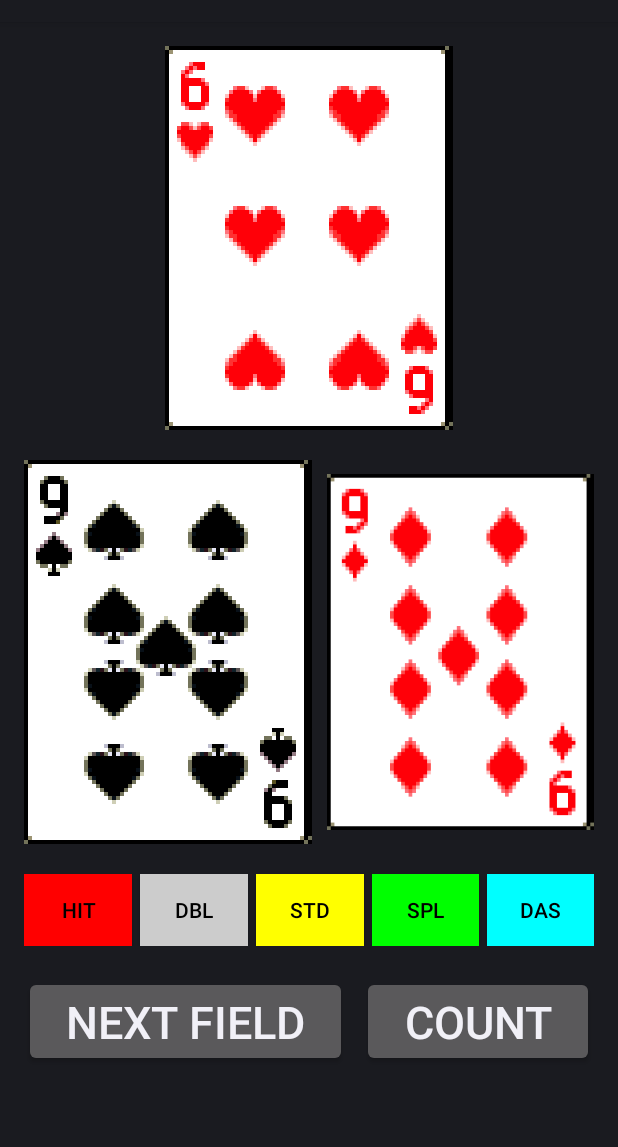
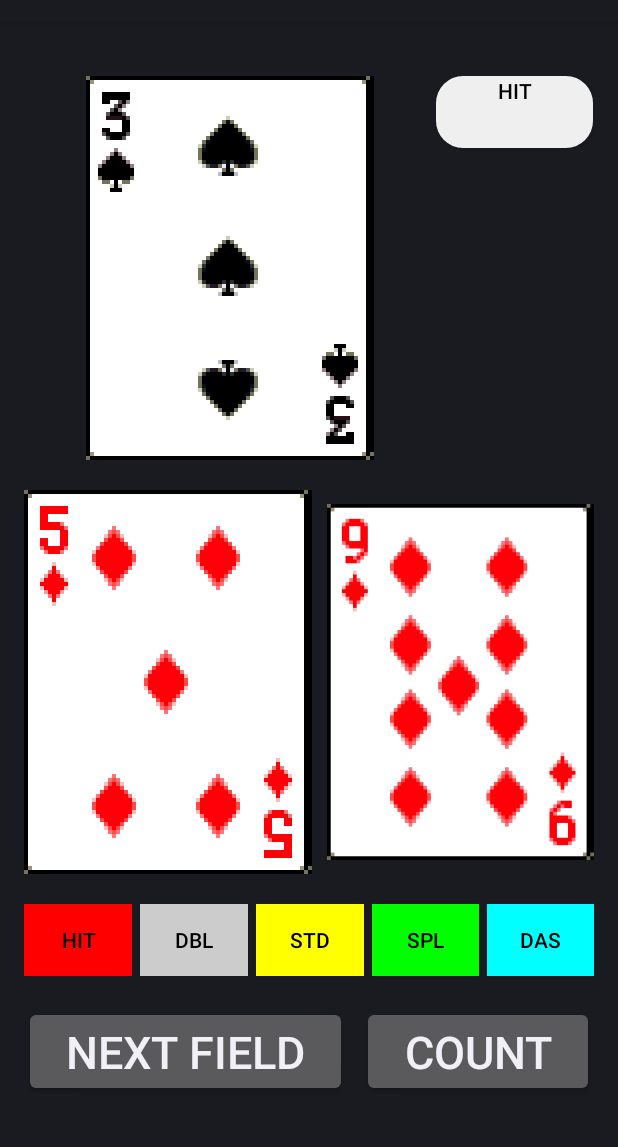
Before and after one commit to sunsshadow/Blackjack, an Android app: the screen it shows after launch (BlackJackQuizActivity), on a phone screen of 412 x 824 dp, the part 62-1209 px from its top. Run offline under Robolectric (Android 15) with nearby library versions, the phone set to English and light mode, and no system bars.

Commit message:
Minor UI fixes [1/1]

```diff
--- a/blackjackquiz/BlackJackQuiz/src/main/java/com/blackjackquiz/app/deck/Deck.java
+++ b/blackjackquiz/BlackJackQuiz/src/main/java/com/blackjackquiz/app/deck/Deck.java
@@ -21,7 +21,9 @@ public class Deck {
 
     public static interface Rank {
         public int getCountValue();
+
         public int getValue();
+
         public boolean isAce();
     }
 
@@ -129,12 +131,7 @@ public class Deck {
     }
 
     static Card getRandomCard() {
-        Card card = getRandomCardOfRank(Randomizer.next(ALL_RANKS));
-        Log.d("ElenaT", "card.rank.getValue() " + card.rank.getValue());
-        Log.d("ElenaT", "card.rank.getCountValue() " + card.rank.getCountValue());
-        Log.d("ElenaT", "card.rank.isAce() " + card.rank.isAce());
-        return card;
-       // return getRandomCardOfRank(Randomizer.next(ALL_RANKS));
+        return getRandomCardOfRank(Randomizer.next(ALL_RANKS));
     }
 
     static Card getRandomHardCard() {
--- a/blackjackquiz/BlackJackQuiz/src/main/java/com/blackjackquiz/app/ui/fragments/CountDialogFragment.java
+++ b/blackjackquiz/BlackJackQuiz/src/main/java/com/blackjackquiz/app/ui/fragments/CountDialogFragment.java
@@ -1,7 +1,11 @@
 package com.blackjackquiz.app.ui.fragments;
 
+import android.app.AlertDialog;
+import android.app.Dialog;
+import android.app.DialogFragment;
 import android.app.Fragment;
 import android.content.Context;
+import android.content.DialogInterface;
 import android.os.Bundle;
 import android.util.Log;
 import android.view.KeyEvent;
@@ -22,7 +26,7 @@ import com.blackjackquiz.app.R;
  * Created by elena on 6/28/15.
  */
 
-public class CountDialogFragment extends KeyEventFragment { // implements CountingQuizFragment.CountReceivedCallback {
+public class CountDialogFragment extends KeyEventFragment {
 
     public CountDialogFragment() {
 
@@ -53,20 +57,21 @@ public class CountDialogFragment extends KeyEventFragment { // implements Counti
         m_result.setVisibility(View.INVISIBLE);
     }
 
-//    @Override
-//    public void onCountReceived(int count) {
-//        m_count = count;
-//    }
 
     private void setupShowCountButton(Button showCountButton) {
         showCountButton.setOnClickListener(new View.OnClickListener() {
             @Override
             public void onClick(View v) {
+                String userCountStr = m_user_count.getText().toString();
+                if (userCountStr == null || userCountStr.equals("")|| userCountStr.equals("-")) {
+                    TryingToCheatDialogFragment tryingToCheatDialogFragment = new TryingToCheatDialogFragment();
+                    tryingToCheatDialogFragment.show(getFragmentManager(), getResources().getString(R.string.tag_countDialogFragment));
+                } else {
                     m_count = CountingQuizFragment.s_count;
                     int userCount = Integer.valueOf(m_user_count.getText().toString());
                     m_actualCount.setText("Actual count is: " + String.valueOf(m_count));
                     if (userCount == m_count) {
-                    m_result.setText("You are damn good");
+                        m_result.setText("Winner winner chicken dinner");
                     } else {
                         if (userCount < m_count + ALMOST_GOT_IT_CONST && userCount > m_count - ALMOST_GOT_IT_CONST) {
                             m_result.setText("You almost got it, bro");
@@ -77,6 +82,7 @@ public class CountDialogFragment extends KeyEventFragment { // implements Counti
 
                     m_actualCount.setVisibility(View.VISIBLE);
                     m_result.setVisibility(View.VISIBLE);
+                }
             }
         });
     }
@@ -95,8 +101,7 @@ public class CountDialogFragment extends KeyEventFragment { // implements Counti
         editText.setOnEditorActionListener(new TextView.OnEditorActionListener() {
             @Override
             public boolean onEditorAction(TextView v, int actionId, KeyEvent event) {
-                if(actionId== EditorInfo.IME_ACTION_DONE){
-                    //Clear focus here from edittext
+                if (actionId == EditorInfo.IME_ACTION_DONE) {
                     editText.setCursorVisible(false);
                 }
                 return false;
@@ -110,40 +115,19 @@ public class CountDialogFragment extends KeyEventFragment { // implements Counti
                 return false;
             }
         });
-//        editText.setOnFocusChangeListener(new View.OnFocusChangeListener() {
-//
-//            @Override
-//            public void onFocusChange(View v, boolean hasFocus) {
-//    /* When focus is lost check that the text field
-//    * has valid values.
-//    */
-//                if (!hasFocus) {
-//                    //editText.setFocusable(false);
-//                    Log.d("ElenaT", "focus check ");
-//                }
-//            }
-//        });
-//
-//        editText.setOnKeyListener(new View.OnKeyListener() {
-//            @Override
-//            public boolean onKey(View view, int keyCode, KeyEvent event) {
-//                if (keyCode == KeyEvent.KEYCODE_ENTER) {
-//                    Log.d("ElenaT", "press ");
-//                    //InputMethodManager imm = (InputMethodManager) getSystemService(Context.INPUT_METHOD_SERVICE);
-//                    //imm.hideSoftInputFromWindow(URLText.getWindowToken(), 0);
-//                    //editText.setFocusable(false);
-//                    //editText.setFocusableInTouchMode(true);
-//                    //editText.clearFocus();
-////                    editText.setFocusableInTouchMode(false);
-////                    editText.setFocusable(false);
-////                    editText.setFocusableInTouchMode(true);
-////                    editText.setFocusable(true);
-//
-//
-//                }
-//                return false;
-//            }
-//        });
+    }
+
+    public static class TryingToCheatDialogFragment extends DialogFragment {
+        @Override
+        public Dialog onCreateDialog(Bundle savedInstanceState) {
+            AlertDialog.Builder builder = new AlertDialog.Builder(getActivity());
+            builder.setMessage("You have to tell us what you think the count is first. Come on, it's not like we are recording your scores ;)")
+                    .setPositiveButton("OK", new DialogInterface.OnClickListener() {
+                        public void onClick(DialogInterface dialog, int id) {
+                        }
+                    });
+            return builder.create();
+        }
     }
 
     private void openCountFragment() {
--- a/blackjackquiz/BlackJackQuiz/src/main/java/com/blackjackquiz/app/ui/fragments/CountingQuizFragment.java
+++ b/blackjackquiz/BlackJackQuiz/src/main/java/com/blackjackquiz/app/ui/fragments/CountingQuizFragment.java
@@ -33,7 +33,7 @@ public class CountingQuizFragment extends KeyEventFragment {
     @Override
     public View onCreateView(LayoutInflater inflater, ViewGroup container, Bundle savedInstanceState) {
         View rootView = inflater.inflate(R.layout.fragment_counting_quiz, container, false);
-
+        Log.d("ElenaT", "onCreateView ");
         findCardImages(rootView);
         findActionButtons(rootView);
         addButtonsToActionMap();
@@ -44,14 +44,16 @@ public class CountingQuizFragment extends KeyEventFragment {
         setupNextFieldButton(nextFieldButton);
         setupGetCountButton(getCountButton);
         s_count = 0;
+        newField();
 
         return rootView;
     }
 
     @Override
     public void onStart() {
+        Log.d("ElenaT", "onStart ");
         super.onStart();
-        newField();
+
     }
 
     protected void newField() {
@@ -104,16 +106,12 @@ public class CountingQuizFragment extends KeyEventFragment {
         getCountButton.setOnClickListener(new View.OnClickListener() {
             @Override
             public void onClick(View v) {
-                //AlertDialog.Builder builder = new AlertDialog.Builder(getActivity());
-                //CountingDialogFragment countingDialogFragment = new CountingDialogFragment();
-                // countingDialogFragment.onCreateDialog(mSavedInstanceState);
                 openCountFragment();
             }
         });
     }
 
     private void openCountFragment() {
-        //m_callback.onCountReceived(m_count);
         Fragment countDialogFragment = getFragmentManager().findFragmentByTag(getResources().getString(R.string.tag_countDialogFragment));
         Fragment countingQuizFragment = getFragmentManager().findFragmentByTag(getResources().getString(R.string.tag_countingQuizFragment));
         Fragment solutionTableFragment = getFragmentManager().findFragmentByTag(getResources().getString(R.string.tag_solutionTableFragment));
@@ -174,42 +172,6 @@ public class CountingQuizFragment extends KeyEventFragment {
         protected final int defaultColor;
     }
 
-//    public interface CountReceivedCallback {
-//        void onCountReceived(int count);
-//    }
-
-//    public static class CountingDialogFragment extends DialogFragment {
-//        Activity mActivity;
-//
-////        public CountingDialogFragment(Activity activity) {
-////            mActivity = activity;
-////        }
-//
-//       @Override
-//        public Dialog onCreateDialog(Bundle savedInstanceState) {
-//            AlertDialog.Builder builder = new AlertDialog.Builder(getActivity());
-//            // Get the layout inflater
-//            LayoutInflater inflater = mActivity.getLayoutInflater();
-//
-//            // Inflate and set the layout for the dialog
-//            // Pass null as the parent view because its going in the dialog layout
-//            builder.setView(inflater.inflate(R.layout.fragment_count_dialog, null))
-//                    // Add action buttons
-//                    .setPositiveButton(R.string.show_count, new DialogInterface.OnClickListener() {
-//                        @Override
-//                        public void onClick(DialogInterface dialog, int id) {
-//                            // sign in the user ...
-//                        }
-//                    })
-//                    .setNegativeButton(R.string.cancel, new DialogInterface.OnClickListener() {
-//                        public void onClick(DialogInterface dialog, int id) {
-//                           // LoginDialogFragment.this.getDialog().cancel();
-//                        }
-//                    });
-//            return builder.create();
-//        }
-//    }
-
     private ImageView m_dealerCardImage;
     private ImageView m_playerCardOneImage;
     private ImageView m_playerCardTwoImage;
@@ -225,6 +187,5 @@ public class CountingQuizFragment extends KeyEventFragment {
 
 
     private final View.OnClickListener m_actionButtonClickListener;
-    //private CountReceivedCallback m_callback;
     protected final Map<SolutionManual.BlackJackAction, ActionButton> m_actionToButtons;
 }
--- /dev/null
+++ b/blackjackquiz/BlackJackQuiz/src/main/res/drawable/rounded_button.xml
@@ -0,0 +1,9 @@
+<?xml version="1.0" encoding="utf-8"?>
+<shape xmlns:android="http://schemas.android.com/apk/res/android"
+    android:shape="rectangle">
+    <solid android:color="#eeffffff" />
+    <corners android:bottomRightRadius="18dip"
+        android:bottomLeftRadius="18dip"
+        android:topRightRadius="18dip"
+        android:topLeftRadius="18dip"/>
+</shape>
--- a/blackjackquiz/BlackJackQuiz/src/main/res/layout/fragment_counting_quiz.xml
+++ b/blackjackquiz/BlackJackQuiz/src/main/res/layout/fragment_counting_quiz.xml
@@ -2,124 +2,166 @@
     xmlns:tools="http://schemas.android.com/tools"
     android:layout_width="match_parent"
     android:layout_height="match_parent"
+    android:orientation="vertical"
+    android:paddingBottom="@dimen/activity_vertical_margin"
     android:paddingLeft="@dimen/activity_horizontal_margin"
     android:paddingRight="@dimen/activity_horizontal_margin"
     android:paddingTop="@dimen/activity_vertical_margin"
-    android:paddingBottom="@dimen/activity_vertical_margin"
-    tools:context=".BlackJackQuizActivity$PlaceholderFragment"
-    android:orientation="vertical">
+    tools:context=".BlackJackQuizActivity$PlaceholderFragment">
 
-    <ImageView
-        android:layout_width="wrap_content"
-        android:layout_height="wrap_content"
-        android:layout_gravity="center_horizontal"
-        android:id="@+id/dealer_card_img"/>
 
-    <Space android:layout_width="match_parent" android:layout_height="20dp"/>
+    <Space
+        android:layout_width="match_parent"
+        android:layout_height="20dp" />
 
     <LinearLayout
-        android:orientation="horizontal"
         android:layout_width="match_parent"
+        android:layout_height="wrap_content"
         android:gravity="center_horizontal"
-        android:layout_height="wrap_content">
+        android:orientation="horizontal">
 
         <ImageView
+            android:id="@+id/dealer_card_img"
             android:layout_width="wrap_content"
             android:layout_height="wrap_content"
-            android:id="@+id/player_card_one_img"/>
+            android:layout_weight="1"
+            android:layout_gravity="center_horizontal" />
 
-        <Space android:layout_width="10dp" android:layout_height="wrap_content"/>
-
-        <ImageView
+        <Button
+            android:id="@+id/restart_button"
             android:layout_width="wrap_content"
             android:layout_height="wrap_content"
-            android:id="@+id/player_card_two_img"/>
+            android:gravity="center_horizontal"
+            android:layout_weight="0.2"
+            android:background="@drawable/rounded_button"
+            android:text="Hit"
+            android:textColor="@color/black" />
 
     </LinearLayout>
 
-    <Space android:layout_width="match_parent" android:layout_height="20dp"/>
+    <Space
+        android:layout_width="match_parent"
+        android:layout_height="20dp" />
 
     <LinearLayout
-        android:orientation="horizontal"
         android:layout_width="match_parent"
         android:layout_height="wrap_content"
-        android:layout_gravity="center_horizontal">
+        android:gravity="center_horizontal"
+        android:orientation="horizontal">
+
+        <ImageView
+            android:id="@+id/player_card_one_img"
+            android:layout_width="wrap_content"
+            android:layout_height="wrap_content" />
+
+        <Space
+            android:layout_width="10dp"
+            android:layout_height="wrap_content" />
+
+        <ImageView
+            android:id="@+id/player_card_two_img"
+            android:layout_width="wrap_content"
+            android:layout_height="wrap_content" />
+
+    </LinearLayout>
+
+    <Space
+        android:layout_width="match_parent"
+        android:layout_height="20dp" />
+
+    <LinearLayout
+        android:layout_width="match_parent"
+        android:layout_height="wrap_content"
+        android:layout_gravity="center_horizontal"
+        android:orientation="horizontal">
 
         <Button
+            android:id="@+id/hit_button"
             android:layout_width="wrap_content"
             android:layout_height="wrap_content"
             android:layout_weight="1"
-            android:textColor="@color/black"
             android:text="Hit"
-            android:id="@+id/hit_button"/>
+            android:textColor="@color/black" />
 
-        <Space android:layout_width="5dp" android:layout_height="wrap_content"/>
+        <Space
+            android:layout_width="5dp"
+            android:layout_height="wrap_content" />
 
         <Button
+            android:id="@+id/dbl_button"
             android:layout_width="wrap_content"
             android:layout_height="wrap_content"
             android:layout_weight="1"
-            android:textColor="@color/black"
             android:text="Dbl"
-            android:id="@+id/dbl_button"/>
+            android:textColor="@color/black" />
 
-        <Space android:layout_width="5dp" android:layout_height="wrap_content"/>
+        <Space
+            android:layout_width="5dp"
+            android:layout_height="wrap_content" />
 
         <Button
+            android:id="@+id/std_button"
             android:layout_width="wrap_content"
             android:layout_height="wrap_content"
             android:layout_weight="1"
-            android:textColor="@color/black"
             android:text="Std"
-            android:id="@+id/std_button"/>
+            android:textColor="@color/black" />
 
-        <Space android:layout_width="5dp" android:layout_height="wrap_content"/>
+        <Space
+            android:layout_width="5dp"
+            android:layout_height="wrap_content" />
 
         <Button
+            android:id="@+id/spl_button"
             android:layout_width="wrap_content"
             android:layout_height="wrap_content"
             android:layout_weight="1"
-            android:textColor="@color/black"
             android:text="Spl"
-            android:id="@+id/spl_button"/>
+            android:textColor="@color/black" />
 
-        <Space android:layout_width="5dp" android:layout_height="wrap_content"/>
+        <Space
+            android:layout_width="5dp"
+            android:layout_height="wrap_content" />
 
         <Button
+            android:id="@+id/das_button"
             android:layout_width="wrap_content"
             android:layout_height="wrap_content"
             android:layout_weight="1"
-            android:textColor="@color/black"
             android:text="DaS"
-            android:id="@+id/das_button"/>
+            android:textColor="@color/black" />
 
     </LinearLayout>
 
-    <Space android:layout_width="match_parent" android:layout_height="20dp"/>
+    <Space
+        android:layout_width="match_parent"
+        android:layout_height="20dp" />
 
     <LinearLayout
-        android:orientation="horizontal"
         android:layout_width="match_parent"
+        android:layout_height="wrap_content"
         android:gravity="center_horizontal"
-        android:layout_height="wrap_content">
+        android:orientation="horizontal">
 
         <Button
             android:id="@+id/next_field_button"
+            android:layout_width="wrap_content"
+            android:layout_height="wrap_content"
+            android:layout_weight="1"
             android:text="Next Field"
-            android:textSize="30sp"
-            android:layout_weight="1"
-            android:layout_width="wrap_content"
-            android:layout_height="wrap_content"/>
+            android:textSize="30sp" />
 
-        <Space android:layout_width="10dp" android:layout_height="wrap_content"/>
+        <Space
+            android:layout_width="10dp"
+            android:layout_height="wrap_content" />
 
         <Button
             android:id="@+id/count_button"
+            android:layout_width="wrap_content"
+            android:layout_height="wrap_content"
+            android:layout_weight="1"
             android:text="Count"
-            android:layout_weight="1"
-            android:textSize="30sp"
-            android:layout_width="wrap_content"
-            android:layout_height="wrap_content"/>
+            android:textSize="30sp" />
 
     </LinearLayout>
 
```
Lines whose indentation alone changed are shown as unchanged.
